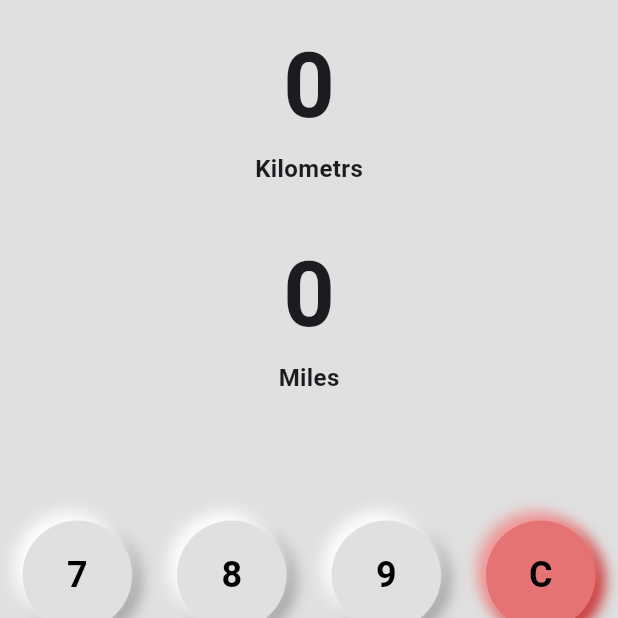
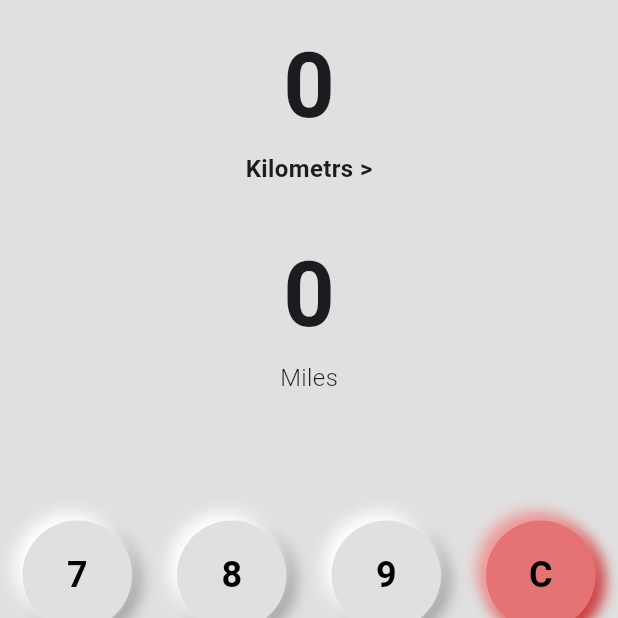
Before and after one commit to ne-svet/Calculator-Converter, a Flutter app: the ConverterScreen screen opened directly, on a phone screen of 412 x 824 dp, the top half of it. Run offline on Flutter 3.47's test engine with Material 3 defaults, Android fonts, the phone set to English and light mode, and no system bars.

Commit message:
text properties changes

```diff
--- a/lib/screens/converter_screen.dart
+++ b/lib/screens/converter_screen.dart
@@ -54,9 +54,9 @@ class _ConverterScreenState extends State<ConverterScreen> {
                         )),
                   ),
                   Text(
-                    converterLogic.flag == true ? 'Kilometrs' : 'Miles',
+                    converterLogic.flag == true ? 'Kilometrs >' : 'Miles >',
                     style: const TextStyle(
-                        fontWeight: FontWeight.bold, fontSize: 16),
+                        fontWeight: FontWeight.bold, fontSize: 16,),
                   ),
                 ],
               ),
@@ -80,7 +80,7 @@ class _ConverterScreenState extends State<ConverterScreen> {
                   Text(
                     converterLogic.flag == false ? 'Kilometrs' : 'Miles',
                     style: const TextStyle(
-                        fontWeight: FontWeight.bold, fontSize: 16),
+                        fontWeight: FontWeight.w300, fontSize: 16),
                   ),
                 ],
               ),
```
